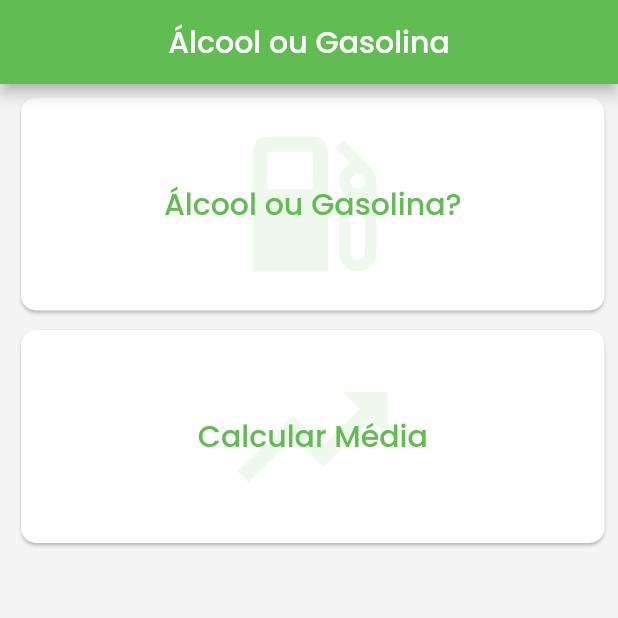
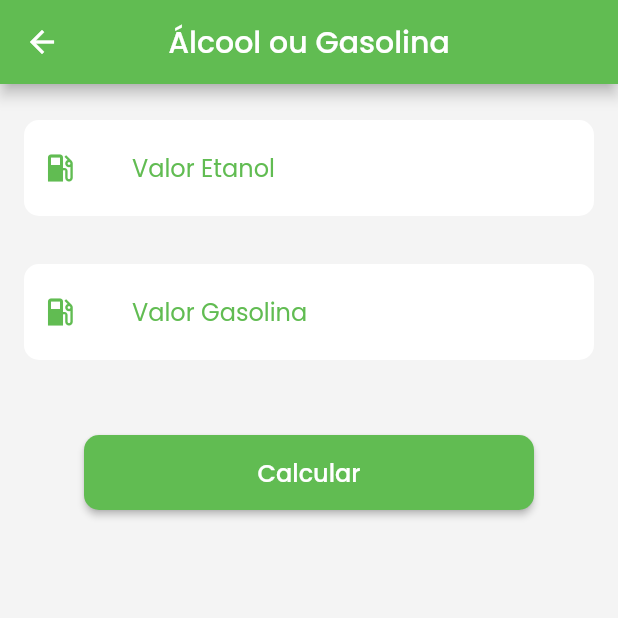
Before and after one commit to matheusfirminotga/alcool-gasolina, a Flutter app: the screen it shows after launch, after a tap on "Álcool ou Gasolina?", on a phone screen of 412 x 824 dp, the top half of it. Run offline on Flutter 3.47's test engine with Material 2 defaults, Android fonts, the phone set to English and light mode, and no system bars; our stand-ins replace mask_text_input_formatter.

Commit message:
added Best Fuel view

```diff
--- /dev/null
+++ b/lib/controllers/best_fuel_controller.dart
@@ -0,0 +1,41 @@
+import 'package:alcool_gasolina/models/best_fuel_model.dart';
+import 'package:flutter/material.dart';
+import 'package:mask_text_input_formatter/mask_text_input_formatter.dart';
+
+class BestFuelController {
+  BestFuelModel model = BestFuelModel();
+
+  final textMask = MaskTextInputFormatter(
+    mask: '#.##',
+    filter: {"#": RegExp(r'[0-9]')},
+    type: MaskAutoCompletionType.lazy,
+  );
+
+  final etanolController = TextEditingController();
+  final gasolinaController = TextEditingController();
+  final formKey = GlobalKey<FormState>();
+
+  ValueNotifier<String> textResultado = ValueNotifier('');
+
+  String? validaCampo(String? value) {
+    if (value!.isEmpty) {
+      return 'Preencha este campo';
+    } else {
+      return null;
+    }
+  }
+
+  void calculaCombustivel() {
+    if (formKey.currentState!.validate()) {
+      model.setEtanol = double.parse(etanolController.value.text);
+      model.setGasolina = double.parse(gasolinaController.value.text);
+      double resultado = model.calcula();
+
+      if (resultado < 0.7) {
+        textResultado.value = 'Etanol';
+      } else {
+        textResultado.value = 'Gasolina';
+      }
+    }
+  }
+}
--- /dev/null
+++ b/lib/models/best_fuel_model.dart
@@ -0,0 +1,19 @@
+class BestFuelModel {
+  late double _etanol;
+  late double _gasolina;
+
+  double get etanol => _etanol;
+  double get gasolina => _gasolina;
+
+  set setEtanol(double value) {
+    _etanol = value;
+  }
+
+  set setGasolina(double value) {
+    _gasolina = value;
+  }
+
+  double calcula() {
+    return (etanol / gasolina);
+  }
+}
--- a/lib/views/best_fuel.dart
+++ b/lib/views/best_fuel.dart
@@ -0,0 +1,189 @@
+import 'package:alcool_gasolina/controllers/best_fuel_controller.dart';
+import 'package:flutter/material.dart';
+
+class BestFuel extends StatefulWidget {
+  @override
+  State<BestFuel> createState() => _BestFuelState();
+}
+
+class _BestFuelState extends State<BestFuel> {
+  final BestFuelController controller = BestFuelController();
+
+  @override
+  Widget build(BuildContext context) {
+    return Scaffold(
+      appBar: AppBar(
+        backgroundColor: Color(0xFF61BC52),
+        title: const Text(
+          'Álcool ou Gasolina',
+          style: TextStyle(
+            fontFamily: 'Poppins',
+            fontWeight: FontWeight.w500,
+          ),
+        ),
+        centerTitle: true,
+      ),
+      backgroundColor: Color(0xFFF4F4F4),
+      body: SingleChildScrollView(
+        child: Padding(
+          padding: const EdgeInsets.fromLTRB(16, 24, 16, 8),
+          child: Form(
+            key: controller.formKey,
+            child: Column(
+              children: [
+                TextFormField(
+                  controller: controller.etanolController,
+                  inputFormatters: [controller.textMask],
+                  style: TextStyle(
+                    fontFamily: 'Poppins',
+                    color: Color(0xFF61BC52),
+                  ),
+                  keyboardType: TextInputType.number,
+                  decoration: InputDecoration(
+                    prefixText: 'R\$ ',
+                    fillColor: Colors.white,
+                    filled: true,
+                    hintText: 'Valor Etanol',
+                    suffixText: 'Etanol',
+                    hintStyle: TextStyle(
+                      color: Color(0xFF61BC52),
+                      fontFamily: 'Poppins',
+                    ),
+                    prefixIcon: Icon(
+                      Icons.local_gas_station,
+                      color: Color(0xFF61BC52),
+                    ),
+                    border: OutlineInputBorder(
+                      borderSide: BorderSide.none,
+                      borderRadius: BorderRadius.circular(10),
+                    ),
+                  ),
+                  validator: (String? value) {
+                    return controller.validaCampo(value);
+                  },
+                ),
+                Padding(padding: EdgeInsets.only(top: 16, bottom: 16)),
+                TextFormField(
+                  controller: controller.gasolinaController,
+                  inputFormatters: [controller.textMask],
+                  style: TextStyle(
+                    fontFamily: 'Poppins',
+                    color: Color(0xFF61BC52),
+                  ),
+                  keyboardType: TextInputType.number,
+                  decoration: InputDecoration(
+                    prefixText: 'R\$ ',
+                    fillColor: Colors.white,
+                    filled: true,
+                    hintText: 'Valor Gasolina',
+                    suffixText: 'Gasolina',
+                    hintStyle: TextStyle(
+                      color: Color(0xFF61BC52),
+                      fontFamily: 'Poppins',
+                    ),
+                    prefixIcon: Icon(
+                      Icons.local_gas_station,
+                      color: Color(0xFF61BC52),
+                    ),
+                    border: OutlineInputBorder(
+                      borderSide: BorderSide.none,
+                      borderRadius: BorderRadius.circular(10),
+                    ),
+                  ),
+                  validator: (String? value) {
+                    return controller.validaCampo(value);
+                  },
+                ),
+                Padding(padding: EdgeInsets.only(top: 25, bottom: 25)),
+                Container(
+                  padding: EdgeInsets.only(left: 40, right: 40),
+                  height: 50,
+                  width: double.infinity,
+                  child: ElevatedButton(
+                    style: ButtonStyle(
+                      shape: MaterialStateProperty.all(
+                        RoundedRectangleBorder(
+                          borderRadius: BorderRadius.circular(10),
+                        ),
+                      ),
+                      backgroundColor: MaterialStateProperty.all(
+                        Color(0xFF61BC52),
+                      ),
+                    ),
+                    onPressed: () {
+                      controller.calculaCombustivel();
+                    },
+                    child: const Text(
+                      'Calcular',
+                      style: TextStyle(
+                        fontSize: 16,
+                        fontFamily: 'Poppins',
+                        fontWeight: FontWeight.w500,
+                      ),
+                    ),
+                  ),
+                ),
+                Padding(padding: EdgeInsets.only(top: 25, bottom: 25)),
+                Visibility(
+                  visible: controller.textResultado.value.isNotEmpty,
+                  replacement: Container(),
+                  child: Container(
+                    margin: EdgeInsets.only(left: 40, right: 40),
+                    padding: EdgeInsets.fromLTRB(2, 30, 2, 30),
+                    width: double.infinity,
+                    //height: 100,
+                    decoration: BoxDecoration(
+                      color: Colors.white,
+                      borderRadius: BorderRadius.circular(10),
+                    ),
+                    child: ValueListenableBuilder(
+                      valueListenable: controller.textResultado,
+                      builder: (_, String value, __) {
+                        return Column(
+                          mainAxisAlignment: MainAxisAlignment.spaceBetween,
+                          children: [
+                            RichText(
+                              text: TextSpan(
+                                text: 'Abasteça\r',
+                                style: TextStyle(
+                                  color: Colors.black,
+                                  fontFamily: 'Poppins',
+                                  fontWeight: FontWeight.w500,
+                                  fontSize: 16,
+                                ),
+                                children: [
+                                  TextSpan(
+                                    text: '$value',
+                                    style: TextStyle(
+                                      color: Color(0xFF61BC52),
+                                      fontFamily: 'Poppins',
+                                      fontWeight: FontWeight.w500,
+                                      fontSize: 16,
+                                    ),
+                                  ),
+                                ],
+                              ),
+                            ),
+                            Padding(padding: EdgeInsets.all(8)),
+                            Text(
+                              'Neste momento é melhor abastecer com $value',
+                              textAlign: TextAlign.center,
+                              style: TextStyle(
+                                fontSize: 13,
+                                fontFamily: 'Poppins',
+                              ),
+                            )
+                          ],
+                        );
+                      },
+                    ),
+                  ),
+                ),
+              ],
+            ),
+          ),
+        ),
+      ),
+    );
+  }
+}
--- a/lib/views/home_view.dart
+++ b/lib/views/home_view.dart
@@ -1,3 +1,4 @@
+import 'package:alcool_gasolina/views/best_fuel.dart';
 import 'package:flutter/material.dart';
 
 class HomeView extends StatelessWidget {
@@ -21,7 +22,14 @@ class HomeView extends StatelessWidget {
         children: [
           GestureDetector(
             onTap: () {
-              debugPrint('alcool ou gasolina');
+              Navigator.push(
+                context,
+                MaterialPageRoute(
+                  builder: (builder) {
+                    return BestFuel();
+                  },
+                ),
+              );
             },
             child: Container(
               margin: EdgeInsets.only(top: 5, left: 10, bottom: 5, right: 5),
--- a/pubspec.yaml
+++ b/pubspec.yaml
@@ -36,6 +36,7 @@ dependencies:
   # The following adds the Cupertino Icons font to your application.
   # Use with the CupertinoIcons class for iOS style icons.
   cupertino_icons: ^1.0.2
+  mask_text_input_formatter: ^2.4.0
 
 dev_dependencies:
   flutter_test:
```
Also changed, not shown: pubspec.lock.
